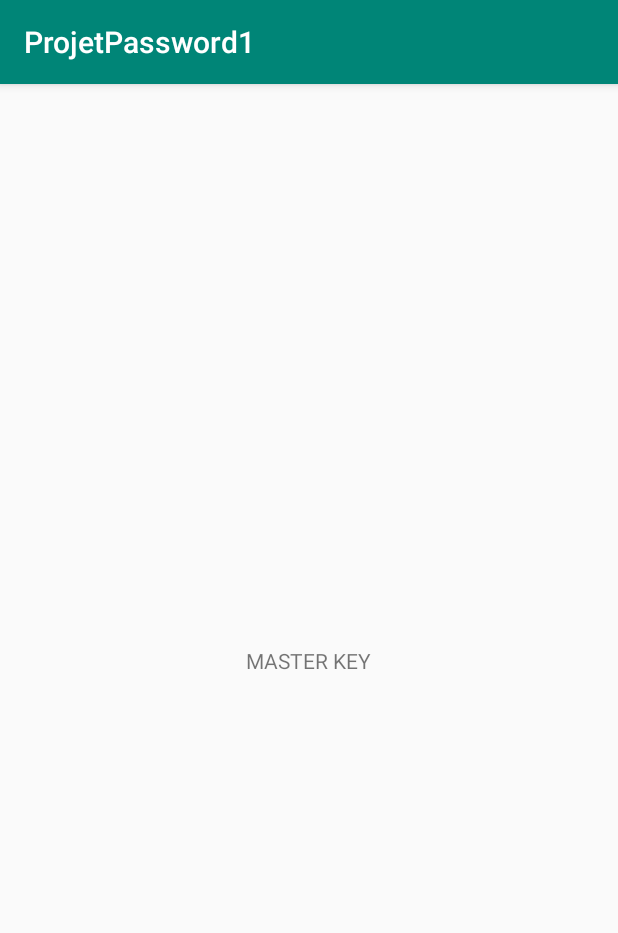
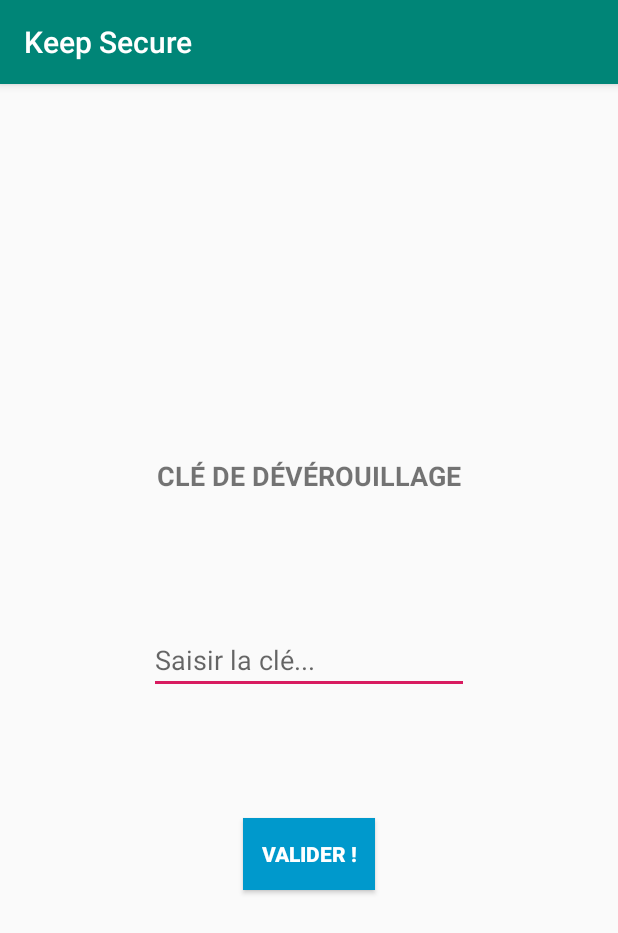
Before and after one commit to Epsiilon/AndroidPassword, an Android app: the screen it shows after launch (MainActivity before the commit, ConnectionActivity after it), on a phone screen of 412 x 824 dp. Shown: the top 933 px of the screen. Run offline under Robolectric (Android 15) with nearby library versions, the phone set to English and light mode, and no system bars.

Commit message:
Design for ConnectionActivity added

```diff
--- a/app/src/main/java/com/esgi/androidPassword/ConnectionActivity.java
+++ b/app/src/main/java/com/esgi/androidPassword/ConnectionActivity.java
@@ -2,6 +2,9 @@ package com.esgi.androidPassword;
 
 import android.os.Bundle;
 import android.support.v7.app.AppCompatActivity;
+import android.view.View;
+import android.widget.Button;
+import android.widget.Toast;
 
 import com.esgi.androidPassword.R;
 
@@ -11,5 +14,16 @@ public class ConnectionActivity extends AppCompatActivity {
     protected void onCreate(Bundle savedInstanceState) {
         super.onCreate(savedInstanceState);
         setContentView(R.layout.activity_connection);
+
+        Button validateButton = findViewById(R.id.validate);
+        validateButton.setOnClickListener(new View.OnClickListener() {
+
+            @Override
+            public void onClick(View v) {
+                Toast.makeText(v.getContext(), "Clicked !", Toast.LENGTH_SHORT).show();
+            }
+        });
     }
+
+
 }
--- a/app/src/main/java/com/esgi/androidPassword/MainActivity.java
+++ b/app/src/main/java/com/esgi/androidPassword/MainActivity.java
@@ -1,5 +1,6 @@
 package com.esgi.androidPassword;
 
+import android.content.Intent;
 import android.os.Bundle;
 import android.support.v7.app.AppCompatActivity;
 import android.util.Log;
@@ -13,5 +14,8 @@ public class MainActivity extends AppCompatActivity {
         Log.d(CREATION,"creating activity");
         super.onCreate(savedInstanceState);
         setContentView(R.layout.activity_main);
+
+        Intent intent = new Intent(this, ConnectionActivity.class);
+        startActivity(intent);
     }
 }
--- a/app/src/main/res/layout/activity_connection.xml
+++ b/app/src/main/res/layout/activity_connection.xml
@@ -6,4 +6,56 @@
     android:layout_height="match_parent"
     tools:context="com.esgi.androidPassword.ConnectionActivity">
 
+    <TextView
+        android:id="@+id/textView"
+        android:layout_width="wrap_content"
+        android:layout_height="wrap_content"
+        android:layout_marginStart="8dp"
+        android:layout_marginTop="8dp"
+        android:layout_marginEnd="8dp"
+        android:layout_marginBottom="8dp"
+        android:text="Clé de dévérouillage"
+        android:textAllCaps="true"
+        android:textSize="18sp"
+        android:textStyle="bold"
+        app:layout_constraintBottom_toTopOf="@+id/editText"
+        app:layout_constraintEnd_toEndOf="parent"
+        app:layout_constraintStart_toStartOf="parent"
+        app:layout_constraintTop_toTopOf="parent"
+        app:layout_constraintVertical_bias="0.75" />
+
+    <EditText
+        android:id="@+id/editText"
+        android:layout_width="wrap_content"
+        android:layout_height="wrap_content"
+        android:layout_marginStart="8dp"
+        android:layout_marginTop="8dp"
+        android:layout_marginEnd="8dp"
+        android:layout_marginBottom="8dp"
+        android:ems="10"
+        android:hint="Saisir la clé..."
+        android:inputType="textPersonName"
+        app:layout_constraintBottom_toBottomOf="parent"
+        app:layout_constraintEnd_toEndOf="parent"
+        app:layout_constraintStart_toStartOf="parent"
+        app:layout_constraintTop_toTopOf="parent" />
+
+    <Button
+        android:id="@+id/validate"
+        android:layout_width="wrap_content"
+        android:layout_height="wrap_content"
+        android:layout_marginStart="8dp"
+        android:layout_marginTop="8dp"
+        android:layout_marginEnd="8dp"
+        android:layout_marginBottom="8dp"
+        android:background="@android:color/holo_blue_dark"
+        android:text="VALIDER !"
+        android:textColor="@android:color/white"
+        android:textStyle="bold"
+        app:layout_constraintBottom_toBottomOf="parent"
+        app:layout_constraintEnd_toEndOf="parent"
+        app:layout_constraintStart_toStartOf="parent"
+        app:layout_constraintTop_toBottomOf="@+id/editText"
+        app:layout_constraintVertical_bias="0.25"
+        tools:background="@android:color/holo_blue_dark" />
 </android.support.constraint.ConstraintLayout>
--- a/app/src/main/res/values/strings.xml
+++ b/app/src/main/res/values/strings.xml
@@ -1,3 +1,3 @@
 <resources>
-    <string name="app_name">ProjetPassword1</string>
+    <string name="app_name">Keep Secure</string>
 </resources>
```
